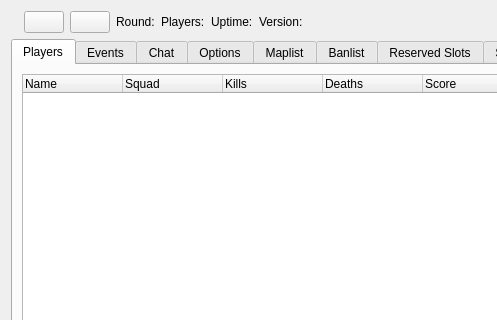
Above: Client/bf4/BF4Widget.ui from OpenRcon/OpenRcon before the change; both pictures show x 0 to 497 and y 0 to 320 of the 922 by 556 pixel window. Below: the same form after it.
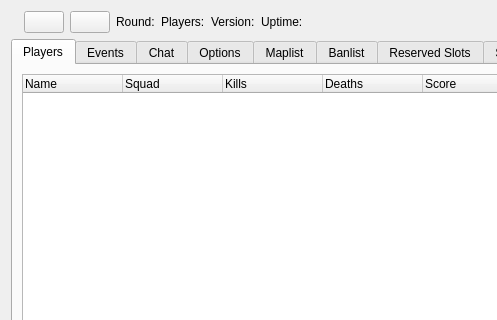
That is the form after the change. The open tabs and pages were chosen to show the change. Icons and pictures are not drawn.

```diff
--- a/Client/bf4/BF4Widget.ui
+++ b/Client/bf4/BF4Widget.ui
@@ -65,13 +65,6 @@
        </property>
       </widget>
      </item>
-     <item>
-      <widget class="QLabel" name="label_si_upTime">
-       <property name="text">
-        <string>Uptime:</string>
-       </property>
-      </widget>
-     </item>
      <item>
       <widget class="QLabel" name="label_si_version">
        <property name="text">
@@ -79,6 +72,13 @@
        </property>
       </widget>
      </item>
+     <item>
+      <widget class="QLabel" name="label_si_upTime">
+       <property name="text">
+        <string>Uptime:</string>
+       </property>
+      </widget>
+     </item>
      <item>
       <spacer name="horizontalSpacer_4">
        <property name="orientation">
```
Left out of the diff: 4 changed lines with no effect on the pictures.
